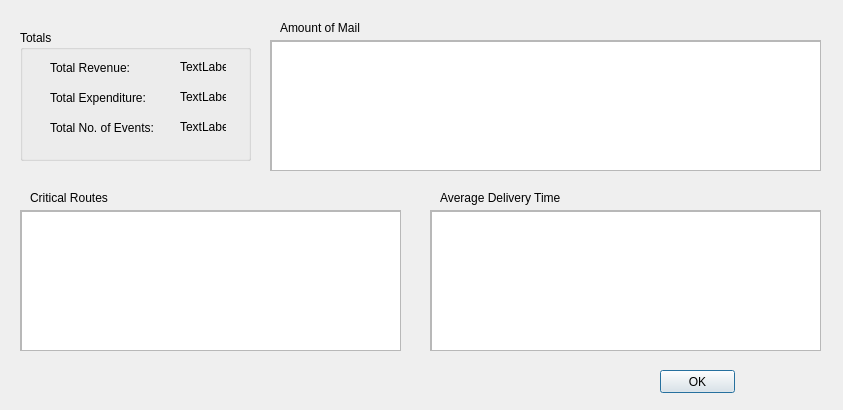
Before: the Qt Designer form UI Files/KPS_KeyFigures.ui in maximustann/SWEN301, drawn with Qt 5.
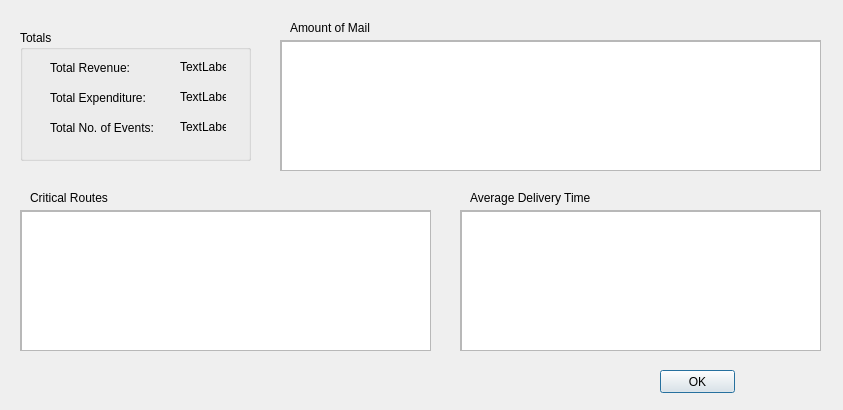
After: the same form once the commit is applied.

Commit message:
Key figures
Now with a better query

The edit to the form file:
```diff
--- a/UI Files/KPS_KeyFigures.ui
+++ b/UI Files/KPS_KeyFigures.ui
@@ -120,9 +120,9 @@
   <widget class="QScrollArea" name="scrollArea">
    <property name="geometry">
     <rect>
-     <x>270</x>
+     <x>280</x>
      <y>40</y>
-     <width>551</width>
+     <width>541</width>
      <height>131</height>
     </rect>
    </property>
@@ -134,7 +134,7 @@
      <rect>
       <x>0</x>
       <y>0</y>
-      <width>549</width>
+      <width>539</width>
       <height>129</height>
      </rect>
     </property>
@@ -143,7 +143,7 @@
       <rect>
        <x>0</x>
        <y>0</y>
-       <width>551</width>
+       <width>541</width>
        <height>131</height>
       </rect>
      </property>
@@ -153,7 +153,7 @@
   <widget class="QLabel" name="label_7">
    <property name="geometry">
     <rect>
-     <x>280</x>
+     <x>290</x>
      <y>20</y>
      <width>121</width>
      <height>16</height>
@@ -168,7 +168,7 @@
     <rect>
      <x>20</x>
      <y>210</y>
-     <width>381</width>
+     <width>411</width>
      <height>141</height>
     </rect>
    </property>
@@ -180,7 +180,7 @@
      <rect>
       <x>0</x>
       <y>0</y>
-      <width>379</width>
+      <width>409</width>
       <height>139</height>
      </rect>
     </property>
@@ -189,7 +189,7 @@
       <rect>
        <x>0</x>
        <y>0</y>
-       <width>381</width>
+       <width>411</width>
        <height>141</height>
       </rect>
      </property>
@@ -212,9 +212,9 @@
   <widget class="QScrollArea" name="scrollArea_3">
    <property name="geometry">
     <rect>
-     <x>430</x>
+     <x>460</x>
      <y>210</y>
-     <width>391</width>
+     <width>361</width>
      <height>141</height>
     </rect>
    </property>
@@ -226,7 +226,7 @@
      <rect>
       <x>0</x>
       <y>0</y>
-      <width>389</width>
+      <width>359</width>
       <height>139</height>
      </rect>
     </property>
@@ -245,7 +245,7 @@
   <widget class="QLabel" name="label_9">
    <property name="geometry">
     <rect>
-     <x>440</x>
+     <x>470</x>
      <y>190</y>
      <width>121</width>
      <height>16</height>
```
Left out of the diff: 2 changed lines with no effect on the pictures. The commit also changes 2 other files.
